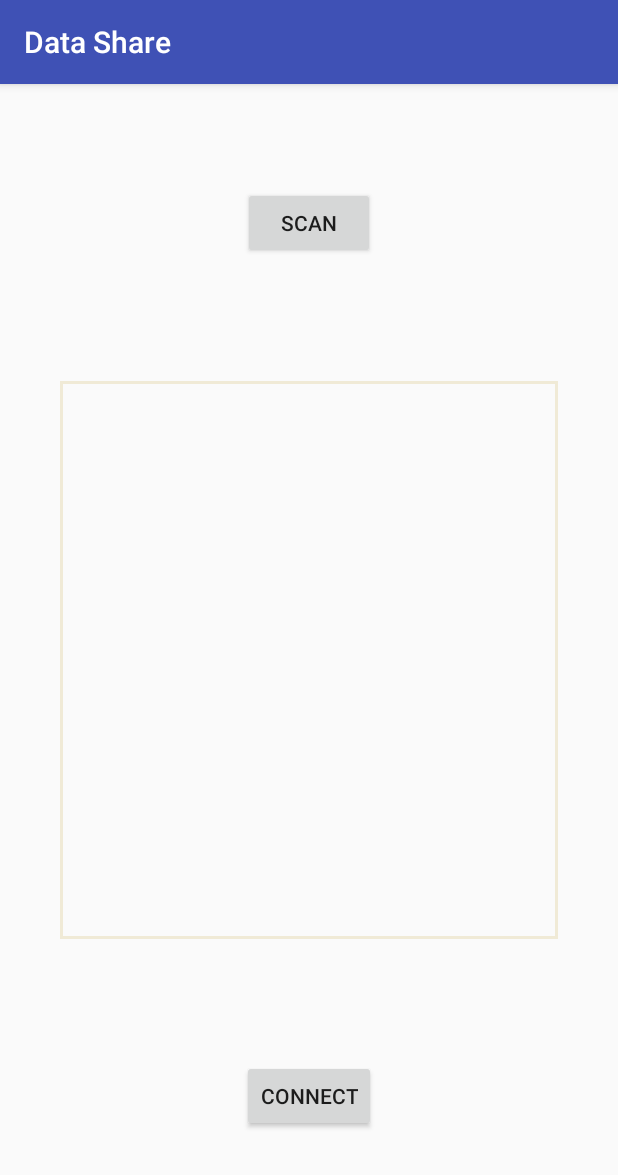
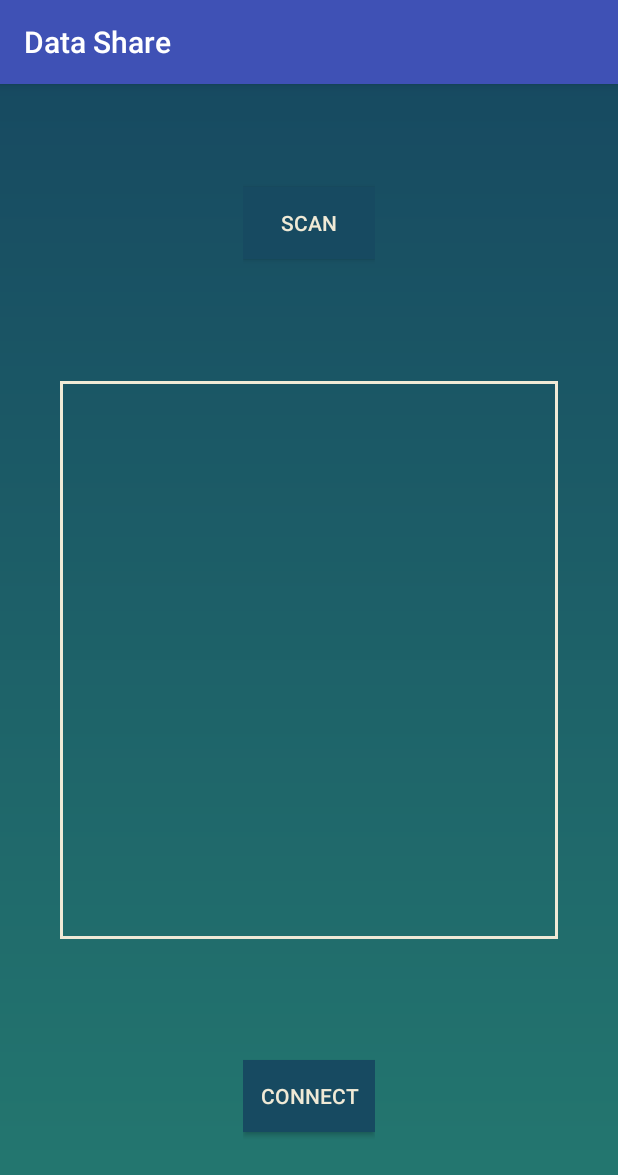
Before and after one commit to krish98sai/data-share, an Android app: the BTClientReceiveActivity screen opened directly, with no data from a screen before it, on a phone screen of 412 x 824 dp. Shown: the top 1175 px of the screen. Run offline under Robolectric (Android 15) with nearby library versions, the phone set to English and light mode, and no system bars; network calls fail.

Commit message:
Edited client connecting screen

```diff
--- a/data-share-frontend/app/src/main/res/layout/client_connecting_screen.xml
+++ b/data-share-frontend/app/src/main/res/layout/client_connecting_screen.xml
@@ -3,6 +3,7 @@
     xmlns:android="http://schemas.android.com/apk/res/android" android:layout_width="match_parent"
     android:layout_height="match_parent"
     android:orientation="vertical"
+    android:background="@drawable/gradient"
     android:weightSum="12">
     <FrameLayout
         android:layout_width="wrap_content"
@@ -14,6 +15,8 @@
             android:layout_height="wrap_content"
             android:text="Scan"
             android:layout_gravity="center"
+            android:textColor="#f0ead6"
+            android:background="#174A61"
             android:onClick="scan"/>
     </FrameLayout>
 
@@ -45,6 +48,8 @@
             android:layout_height="wrap_content"
             android:text="Connect"
             android:layout_gravity="center"
+            android:textColor="#f0ead6"
+            android:background="#174A61"
             android:onClick="connect"/>
     </FrameLayout>
 </LinearLayout>
```
